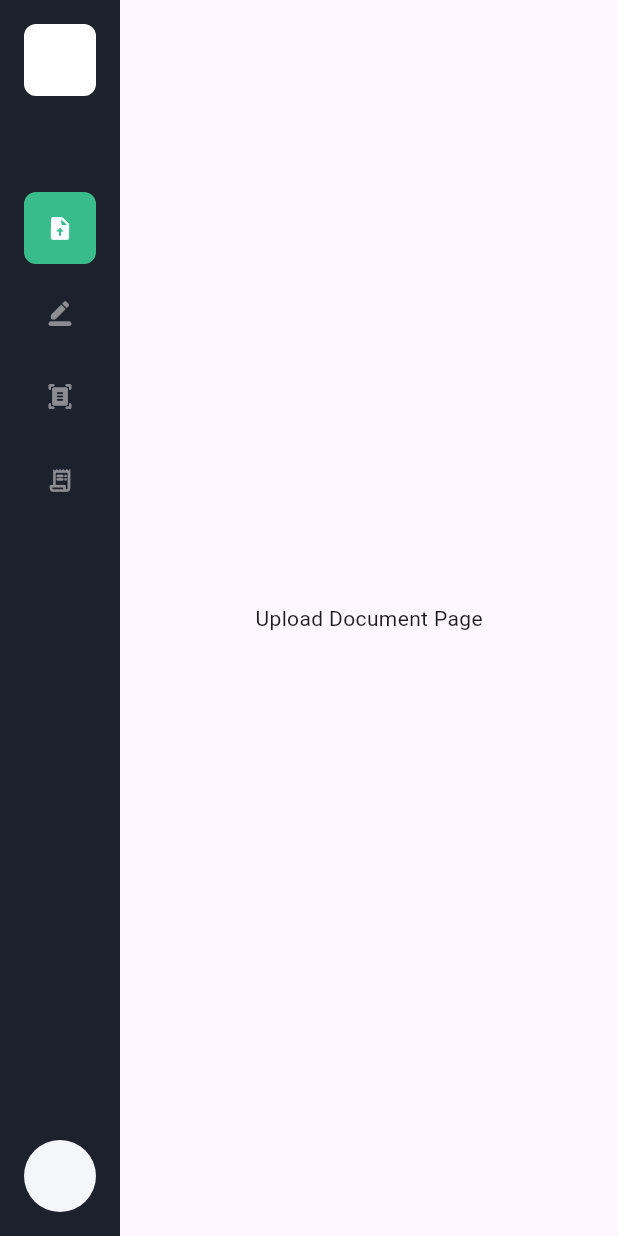
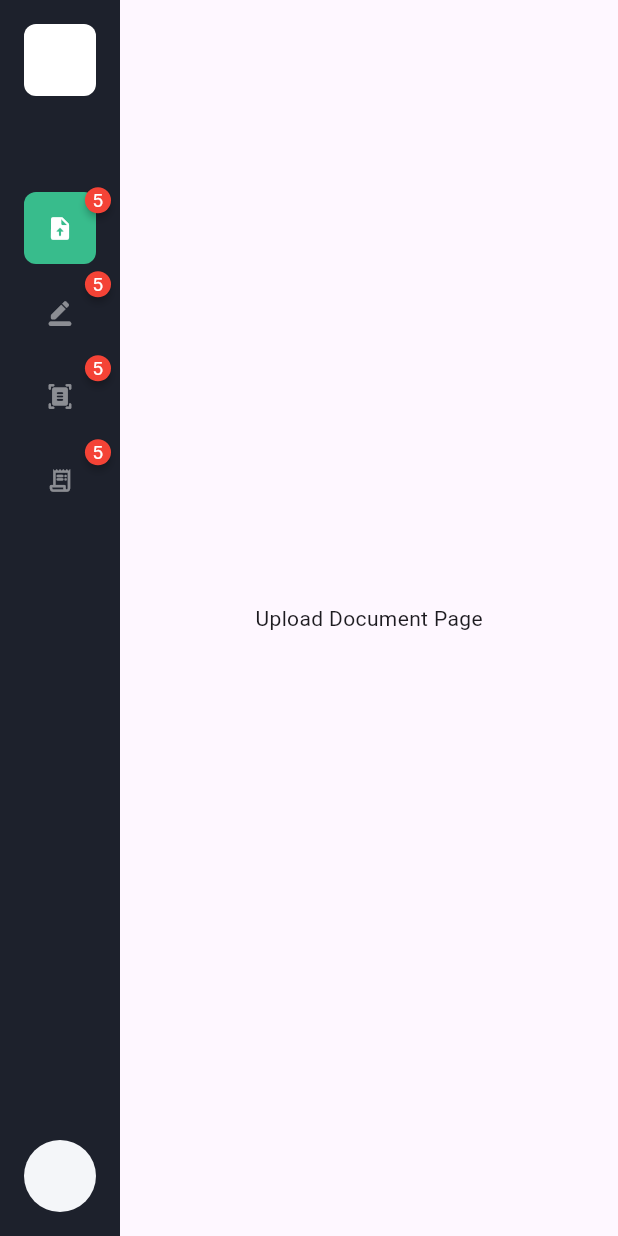
Before and after one commit to marcbentoy/easy_sign_client, a Flutter app: the screen it shows after launch, on a phone screen of 412 x 824 dp. Run offline on Flutter 3.47's test engine with Material 3 defaults, Android fonts, the phone set to English and light mode, and no system bars; drawn by our look-alikes of badges; our stand-ins replace google_fonts; missing offline and left inert: syncfusion_flutter_pdfviewer.

Commit message:
feat: added test notification badge

```diff
--- a/lib/widgets/sidebar_item.widget.dart
+++ b/lib/widgets/sidebar_item.widget.dart
@@ -1,5 +1,8 @@
+import 'package:badges/badges.dart' as badges;
+import 'package:flutter/material.dart';
+
 import 'package:easy_sign_client/constants.dart';
-import 'package:flutter/material.dart';
+import 'package:google_fonts/google_fonts.dart';
 
 class SidebarItemWidget extends StatefulWidget {
   const SidebarItemWidget({
@@ -24,11 +27,19 @@ class _SidebarItemWidgetState extends State<SidebarItemWidget> {
   Widget build(BuildContext context) {
     return Column(
       children: [
-        FilledButton(
+        badges.Badge(
+          badgeContent: Text(
+            "5",
+            style: GoogleFonts.inter(
+              fontSize: 12,
+              color: kWhite,
+            ),
+          ),
+          child: FilledButton(
             style: ButtonStyle(
               padding: const MaterialStatePropertyAll(EdgeInsets.all(0)),
-            shape: MaterialStatePropertyAll(
-                RoundedRectangleBorder(borderRadius: BorderRadius.circular(8))),
+              shape: MaterialStatePropertyAll(RoundedRectangleBorder(
+                  borderRadius: BorderRadius.circular(8))),
               backgroundColor: MaterialStatePropertyAll(
                   widget.currentIndex == widget.index
                       ? kGreen
@@ -47,6 +58,7 @@ class _SidebarItemWidgetState extends State<SidebarItemWidget> {
               ),
             ),
           ),
+        ),
 
         //
         const SizedBox(
--- a/pubspec.yaml
+++ b/pubspec.yaml
@@ -7,6 +7,7 @@ environment:
   sdk: '>=3.3.3 <4.0.0'
 
 dependencies:
+  badges: ^3.1.2
   flutter:
     sdk: flutter
   google_fonts: ^6.2.1
```
Also changed, not shown: pubspec.lock. Lines whose indentation alone changed are shown as unchanged.
